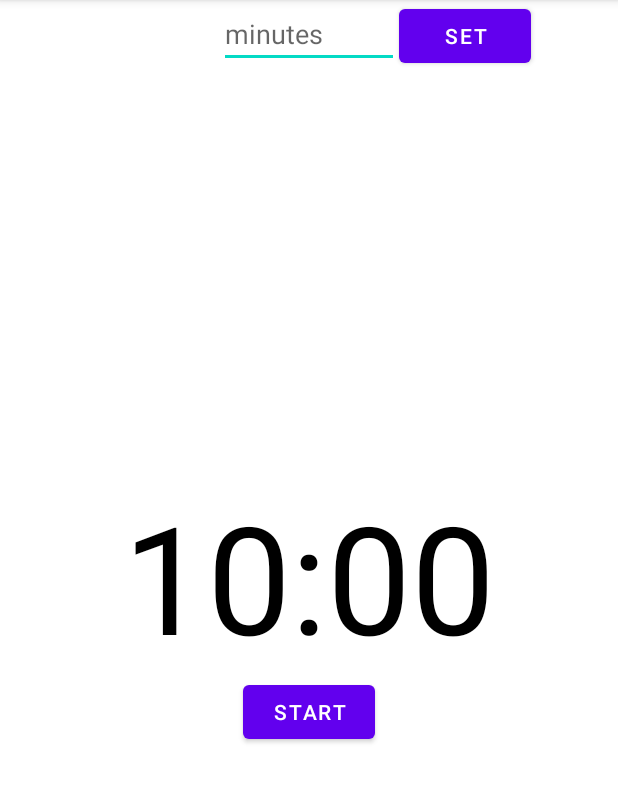
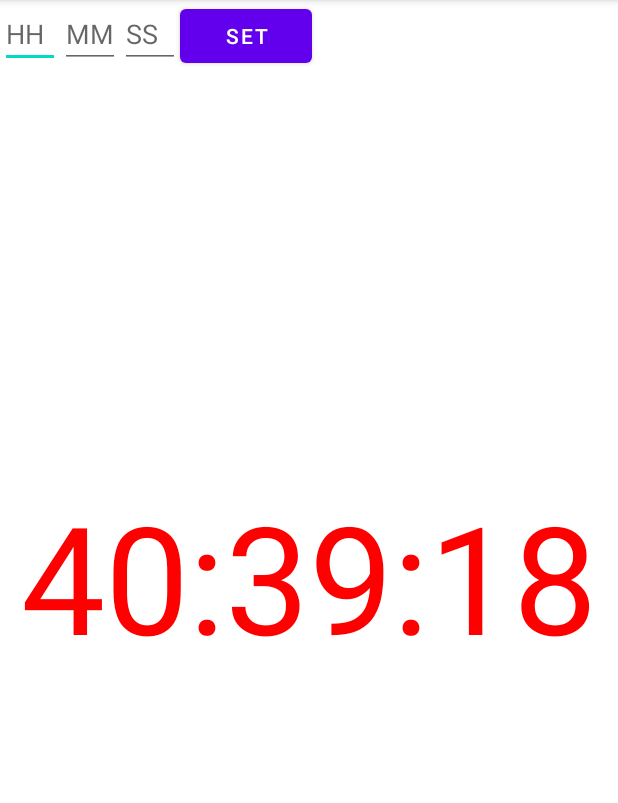
Before and after one commit to jlehtnie/FinalCountDown, an Android app: the screen it shows after launch (MainActivity), after a tap on "SET", on a phone screen of 412 x 824 dp, the part 84-887 px from its top. Run offline under Robolectric (Android 15) with nearby library versions, the phone set to English and light mode, and no system bars.

Commit message:
with start time

```diff
--- a/app/src/main/java/com/example/finalcountdown/MainActivity.java
+++ b/app/src/main/java/com/example/finalcountdown/MainActivity.java
@@ -3,6 +3,7 @@ package com.example.finalcountdown;
 import androidx.appcompat.app.AppCompatActivity;
 
 import android.content.SharedPreferences;
+import android.graphics.Color;
 import android.os.Bundle;
 import android.os.CountDownTimer;
 import android.view.View;
@@ -12,19 +13,21 @@ import android.widget.EditText;
 import android.widget.TextView;
 import android.widget.Toast;
 
+import java.time.Clock;
+import java.time.Duration;
+import java.time.LocalDateTime;
+import java.time.ZoneId;
 import java.util.Locale;
 
 public class MainActivity extends AppCompatActivity {
-    private EditText mEditTextInput;
+    private EditText mEditTextHour;
+    private EditText mEditTextMinute;
+    private EditText mEditTextSecond;
     private TextView mTextViewCountDown;
     private Button mButtonSet;
-    private Button mButtonStartPause;
-    private Button mButtonReset;
 
     private CountDownTimer mCountDownTimer;
     private boolean mTimerRunning;
-    private long mStartTimeInMillis;
-    private long mTimeLeftInMillis;
     private long mEndTime;
 
     @Override
@@ -32,61 +35,64 @@ public class MainActivity extends AppCompatActivity {
         super.onCreate(savedInstanceState);
         setContentView(R.layout.activity_main);
 
-        mEditTextInput = findViewById(R.id.edit_text_input);
+        mEditTextHour = findViewById(R.id.edit_text_hour);
+        mEditTextMinute = findViewById(R.id.edit_text_minute);
+        mEditTextSecond = findViewById(R.id.edit_text_second);
+
         mTextViewCountDown = findViewById(R.id.text_view_countdown);
         mButtonSet = findViewById(R.id.button_set);
-        mButtonStartPause = findViewById(R.id.button_start_pause);
-        mButtonReset = findViewById(R.id.button_reset);
 
         mButtonSet.setOnClickListener(new View.OnClickListener() {
             @Override
             public void onClick(View view) {
-                String input = mEditTextInput.getText().toString();
-                if (input.length() == 0) {
-                    Toast.makeText(MainActivity.this, "Field cannot be empty", Toast.LENGTH_SHORT).show();
+                String inputHour = mEditTextHour.getText().toString();
+                String inputMinute = mEditTextMinute.getText().toString();
+                String inputSecond = mEditTextSecond.getText().toString();
+
+                if (inputHour.length() == 0 || inputMinute.length() == 0 || inputSecond.length() == 0) {
+                    Toast.makeText(MainActivity.this, "Fields cannot be empty", Toast.LENGTH_SHORT).show();
                     return;
                 }
-                long millisInput = Long.parseLong(input) *  60000;
-                if (millisInput == 0) {
-                    Toast.makeText(MainActivity.this, "Please enter a positive number", Toast.LENGTH_SHORT).show();
+                int hour = Integer.parseInt(inputHour);
+                int minute = Integer.parseInt(inputMinute);
+                int second = Integer.parseInt(inputSecond);
+
+                if (hour > 23) {
+                    Toast.makeText(MainActivity.this, "Invalid hour", Toast.LENGTH_SHORT).show();
                     return;
                 }
-                setTime(millisInput);
-                mEditTextInput.setText("");
-            }
-        });
+                if (minute > 59) {
+                    Toast.makeText(MainActivity.this, "Invalid minute", Toast.LENGTH_SHORT).show();
+                    return;
+                }
+                if (second > 59) {
+                    Toast.makeText(MainActivity.this, "Invalid minute", Toast.LENGTH_SHORT).show();
+                    return;
+                }
+                LocalDateTime now = LocalDateTime.now();
+                LocalDateTime inputTime = now.withHour(hour).withMinute(minute).withSecond(second);
+                if (inputTime.isBefore(now)) {
+                    inputTime = inputTime.plusDays(1);
+                }
+                long inputMillis = inputTime.atZone(ZoneId.systemDefault()).toInstant().toEpochMilli();
 
-        mButtonStartPause.setOnClickListener(new View.OnClickListener() {
-            @Override
-            public void onClick(View view) {
-                if (mTimerRunning) {
-                    pauseTimer();
-                } else {
-                    startTimer();
-                }
-            }
-        });
-
-        mButtonReset.setOnClickListener(new View.OnClickListener() {
-            @Override
-            public void onClick(View view) {
-                resetTimer();
+                mTextViewCountDown.setTextColor(Color.BLACK);
+                setTime(inputMillis);
+                startTimer();
             }
         });
     }
 
     private void setTime(long milliseconds) {
-        mStartTimeInMillis = milliseconds;
-        resetTimer();
+        mEndTime = milliseconds;
         closeKeyboard();
     }
 
     private void startTimer() {
-        mEndTime = System.currentTimeMillis() + mTimeLeftInMillis;
-        mCountDownTimer = new CountDownTimer(mTimeLeftInMillis, 1000) {
+        long timeLeftInMillis = mEndTime - System.currentTimeMillis();
+        mCountDownTimer = new CountDownTimer(timeLeftInMillis, 500) {
             @Override
             public void onTick(long millisLeftUntilFinished) {
-                mTimeLeftInMillis = millisLeftUntilFinished;
                 updateCountDownText();
             }
 
@@ -99,18 +105,20 @@ public class MainActivity extends AppCompatActivity {
         mTimerRunning = true;
         updateWatchInterface();
     }
+
     private void pauseTimer() {
         mCountDownTimer.cancel();
         mTimerRunning = false;
         updateWatchInterface();
     }
-    private void resetTimer() {
-        mTimeLeftInMillis = mStartTimeInMillis;
-        updateCountDownText();
-        updateWatchInterface();
-    }
+
     private void updateCountDownText() {
-        int timeLeftInSecs = (int) mTimeLeftInMillis / 1000;
+        long timeLeftInMillis = mEndTime - System.currentTimeMillis();
+        int timeLeftInSecs = (int) timeLeftInMillis / 1000;
+        if (timeLeftInSecs < 0) {
+            mTextViewCountDown.setTextColor(android.graphics.Color.RED);
+            timeLeftInSecs = -timeLeftInSecs;
+        }
         int hours = timeLeftInSecs / 3600;
         int minutes = timeLeftInSecs % 3600 / 60;
         int seconds = timeLeftInSecs % 60;
@@ -124,26 +132,7 @@ public class MainActivity extends AppCompatActivity {
     }
 
     private void updateWatchInterface() {
-        if (mTimerRunning) {
-            mEditTextInput.setVisibility(View.INVISIBLE);
-            mButtonSet.setVisibility(View.INVISIBLE);
-            mButtonReset.setVisibility(View.INVISIBLE);
-            mButtonStartPause.setText("pause");
-        } else {
-            mEditTextInput.setVisibility(View.VISIBLE);
-            mButtonSet.setVisibility(View.VISIBLE);
-            mButtonStartPause.setText("start");
-            if (mTimeLeftInMillis < 1000) {
-                mButtonStartPause.setVisibility(View.INVISIBLE);
-            } else {
-                mButtonStartPause.setVisibility(View.VISIBLE);
-            }
-            if (mTimeLeftInMillis < mStartTimeInMillis) {
-                mButtonReset.setVisibility(View.VISIBLE);
-            } else {
-                mButtonReset.setVisibility(View.INVISIBLE);
-            }
-        }
+
     }
 
     private void closeKeyboard() {
@@ -159,8 +148,6 @@ public class MainActivity extends AppCompatActivity {
         super.onStop();
         SharedPreferences prefs = getSharedPreferences("prefs", MODE_PRIVATE);
         SharedPreferences.Editor editor = prefs.edit();
-        editor.putLong("startTimeInMillis", mStartTimeInMillis);
-        editor.putLong("millisLeft", mTimeLeftInMillis);
         editor.putBoolean("timerRunning", mTimerRunning);
         editor.putLong("endTime", mEndTime);
         editor.apply();
@@ -173,16 +160,15 @@ public class MainActivity extends AppCompatActivity {
     protected void onStart() {
         super.onStart();
         SharedPreferences prefs = getSharedPreferences("prefs", MODE_PRIVATE);
-        mStartTimeInMillis = prefs.getLong("startTimeInMillis", 600000);
-        mTimeLeftInMillis = prefs.getLong("millisLeft", mStartTimeInMillis);
         mTimerRunning = prefs.getBoolean("timerRunning", false);
         updateCountDownText();
         updateWatchInterface();
         if (mTimerRunning) {
             mEndTime = prefs.getLong("endTime",0);
-            mTimeLeftInMillis = mEndTime - System.currentTimeMillis();
-            if (mTimeLeftInMillis < 0) {
-                mTimeLeftInMillis = 0;
+            long timeLeftInMillis = mEndTime - System.currentTimeMillis();
+            timeLeftInMillis = mEndTime - System.currentTimeMillis();
+            if (timeLeftInMillis < 0) {
+                timeLeftInMillis = 0;
                 mTimerRunning = false;
                 updateCountDownText();
                 updateWatchInterface();
--- a/app/src/main/res/layout/activity_main.xml
+++ b/app/src/main/res/layout/activity_main.xml
@@ -7,50 +7,45 @@
     tools:context=".MainActivity">
 
     <EditText
-        android:id="@+id/edit_text_input"
-        android:layout_width="120dp"
+        android:id="@+id/edit_text_hour"
+        android:layout_width="40dp"
         android:layout_height="wrap_content"
-        android:hint="minutes"
+        android:hint="HH"
         android:inputType="number"
-        android:maxLength="4"
-        android:layout_centerHorizontal="true"/>
+        android:maxLength="2" />
+
+    <EditText
+        android:id="@+id/edit_text_minute"
+        android:layout_width="40dp"
+        android:layout_height="wrap_content"
+        android:hint="MM"
+        android:inputType="number"
+        android:maxLength="2"
+        android:layout_toRightOf="@id/edit_text_hour"/>
+
+    <EditText
+        android:id="@+id/edit_text_second"
+        android:layout_width="40dp"
+        android:layout_height="wrap_content"
+        android:hint="SS"
+        android:inputType="number"
+        android:maxLength="2"
+        android:layout_toRightOf="@id/edit_text_minute"/>
 
     <Button
         android:id="@+id/button_set"
-        android:text="set"
         android:layout_width="wrap_content"
         android:layout_height="wrap_content"
-        android:layout_toRightOf="@id/edit_text_input"
-    />
+        android:layout_toRightOf="@id/edit_text_second"
+        android:text="set" />
 
     <TextView
         android:id="@+id/text_view_countdown"
         android:layout_width="wrap_content"
         android:layout_height="wrap_content"
+        android:layout_centerInParent="true"
         android:text="00:00"
-        android:layout_centerHorizontal="true"
-        android:layout_centerVertical="true"
         android:textColor="@android:color/black"
         android:textSize="100sp" />
 
-    <Button
-        android:id="@+id/button_start_pause"
-        android:layout_centerHorizontal="true"
-        android:layout_below="@id/text_view_countdown"
-        android:layout_width="wrap_content"
-        android:layout_height="wrap_content"
-        android:text="start" />
-
-    <Button
-        android:id="@+id/button_reset"
-        android:layout_centerHorizontal="true"
-        android:layout_below="@id/button_start_pause"
-        android:layout_width="wrap_content"
-        android:layout_height="wrap_content"
-        android:text="reset"
-        android:visibility="invisible"
-        tools:visibility="visible"/>
-
-
-
 </RelativeLayout>
```
